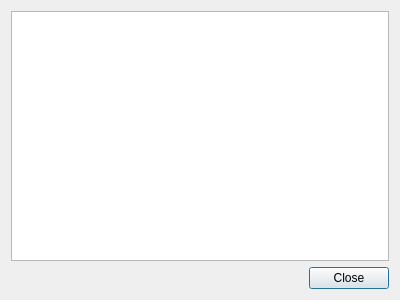
qohelet/QtZeiterfassung, file plugins/devtoolsplugin/logdialog.ui: the form before one commit.
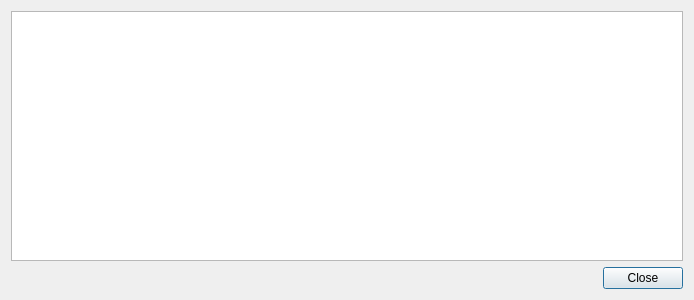
The form after the commit.

Diff of the .ui file:
```diff
--- a/plugins/devtoolsplugin/logdialog.ui
+++ b/plugins/devtoolsplugin/logdialog.ui
@@ -6,7 +6,7 @@
    <rect>
     <x>0</x>
     <y>0</y>
-    <width>400</width>
+    <width>694</width>
     <height>300</height>
    </rect>
   </property>
```
